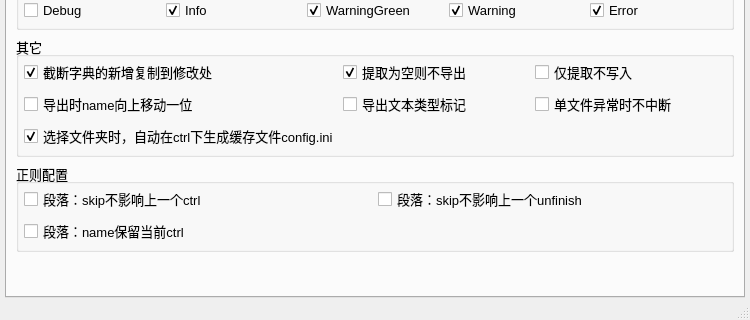
Before: the Qt Designer form main/ui_mainWindow.ui in satan53x/SExtractor, drawn with Qt 5; both pictures show x 0 to 750 and y 355 to 675 of the 750 by 675 pixel window.
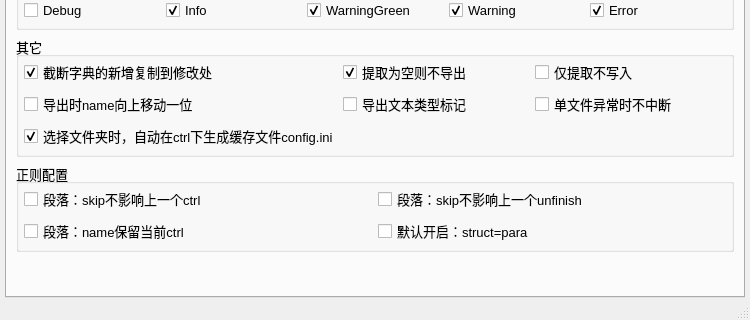
After: the same form once the commit is applied. The open tabs and pages were chosen to show the change.

Commit message: 添加设置选项：默认开启struct=para

```diff
--- a/main/ui_mainWindow.ui
+++ b/main/ui_mainWindow.ui
@@ -1175,7 +1175,7 @@
           <property name="title">
            <string>正则配置</string>
           </property>
-          <layout class="QGridLayout" name="gridLayout" columnstretch="5,5">
+          <layout class="QGridLayout" name="gridLayout" rowstretch="0,0,0" columnstretch="5,5,0" rowminimumheight="0,0,0">
            <property name="leftMargin">
             <number>5</number>
            </property>
@@ -1188,6 +1188,20 @@
            <property name="bottomMargin">
             <number>5</number>
            </property>
+           <item row="2" column="0">
+            <widget class="QCheckBox" name="nameKeepCtrlCheck">
+             <property name="text">
+              <string>段落：name保留当前ctrl</string>
+             </property>
+            </widget>
+           </item>
+           <item row="2" column="1">
+            <widget class="QCheckBox" name="useStructParaCheck">
+             <property name="text">
+              <string>默认开启：struct=para</string>
+             </property>
+            </widget>
+           </item>
            <item row="0" column="0">
             <widget class="QCheckBox" name="skipIgnoreCtrlCheck">
              <property name="text">
@@ -1202,26 +1216,6 @@
              </property>
             </widget>
            </item>
-           <item row="2" column="0">
-            <widget class="QCheckBox" name="nameKeepCtrlCheck">
-             <property name="text">
-              <string>段落：name保留当前ctrl</string>
-             </property>
-            </widget>
-           </item>
-           <item row="2" column="1">
-            <spacer name="horizontalSpacer_6">
-             <property name="orientation">
-              <enum>Qt::Horizontal</enum>
-             </property>
-             <property name="sizeHint" stdset="0">
-              <size>
-               <width>40</width>
-               <height>20</height>
-              </size>
-             </property>
-            </spacer>
-           </item>
           </layout>
          </widget>
         </item>
```
The commit also changes 6 other files.
